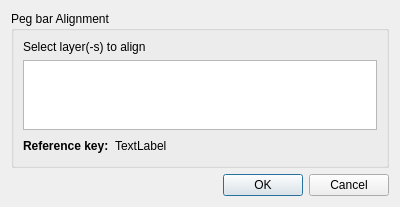
The window that app/ui/pegbaralignmentdialog.ui (pencil2d/pencil) describes before a commit, drawn with Qt 5.
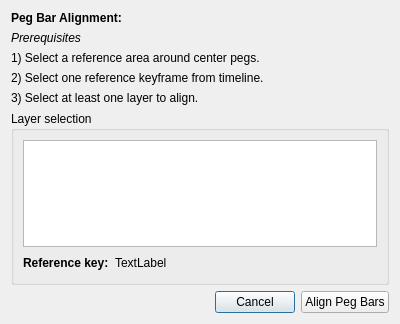
The same window after the commit. Icons and pictures are not drawn.

Commit message: Feature got modal dialog interactively updated

Diff of the .ui file:
```diff
--- a/app/ui/pegbaralignmentdialog.ui
+++ b/app/ui/pegbaralignmentdialog.ui
@@ -7,7 +7,7 @@
     <x>0</x>
     <y>0</y>
     <width>400</width>
-    <height>200</height>
+    <height>324</height>
    </rect>
   </property>
   <property name="windowTitle">
@@ -17,20 +17,65 @@
    <iconset resource="../data/app.qrc">
     <normaloff>:/icons/icon.png</normaloff>:/icons/icon.png</iconset>
   </property>
-  <layout class="QVBoxLayout" name="verticalLayout">
+  <layout class="QVBoxLayout" name="verticalLayout_3">
+   <item>
+    <widget class="QLabel" name="labHeader">
+     <property name="font">
+      <font>
+       <weight>75</weight>
+       <bold>true</bold>
+      </font>
+     </property>
+     <property name="text">
+      <string>Peg Bar Alignment:</string>
+     </property>
+    </widget>
+   </item>
+   <item>
+    <layout class="QVBoxLayout" name="verticalLayout">
+     <item>
+      <widget class="QLabel" name="labSelectHeader">
+       <property name="font">
+        <font>
+         <weight>50</weight>
+         <italic>true</italic>
+         <bold>false</bold>
+        </font>
+       </property>
+       <property name="text">
+        <string>Prerequisites</string>
+       </property>
+      </widget>
+     </item>
+     <item>
+      <widget class="QLabel" name="labSelectCenterPegs">
+       <property name="text">
+        <string>1) Select a reference area around center pegs.</string>
+       </property>
+      </widget>
+     </item>
+     <item>
+      <widget class="QLabel" name="labSelectRefKeyframe">
+       <property name="text">
+        <string>2) Select one reference keyframe from timeline.</string>
+       </property>
+      </widget>
+     </item>
+     <item>
+      <widget class="QLabel" name="labSelectLayers">
+       <property name="text">
+        <string>3) Select at least one layer to align.</string>
+       </property>
+      </widget>
+     </item>
+    </layout>
+   </item>
    <item>
     <widget class="QGroupBox" name="groupBox">
      <property name="title">
-      <string>Peg bar Alignment</string>
+      <string>Layer selection</string>
      </property>
      <layout class="QVBoxLayout" name="verticalLayout_2">
-      <item>
-       <widget class="QLabel" name="label">
-        <property name="text">
-         <string>Select layer(-s) to align</string>
-        </property>
-       </widget>
-      </item>
       <item>
        <widget class="QListWidget" name="lwLayers">
         <property name="selectionMode">
@@ -79,14 +124,35 @@
     </widget>
    </item>
    <item>
-    <widget class="QDialogButtonBox" name="buttonBox">
-     <property name="orientation">
-      <enum>Qt::Horizontal</enum>
-     </property>
-     <property name="standardButtons">
-      <set>QDialogButtonBox::Cancel|QDialogButtonBox::Ok</set>
-     </property>
-    </widget>
+    <layout class="QHBoxLayout" name="horizontalLayout_2">
+     <item>
+      <spacer name="horizontalSpacer_2">
+       <property name="orientation">
+        <enum>Qt::Horizontal</enum>
+       </property>
+       <property name="sizeHint" stdset="0">
+        <size>
+         <width>40</width>
+         <height>20</height>
+        </size>
+       </property>
+      </spacer>
+     </item>
+     <item>
+      <widget class="QPushButton" name="btnCancel">
+       <property name="text">
+        <string>Cancel</string>
+       </property>
+      </widget>
+     </item>
+     <item>
+      <widget class="QPushButton" name="btnAlign">
+       <property name="text">
+        <string>Align Peg Bars</string>
+       </property>
+      </widget>
+     </item>
+    </layout>
    </item>
   </layout>
  </widget>
```
Left out of the diff: 28 changed lines with no effect on the pictures. The commit also changes 4 other files.
